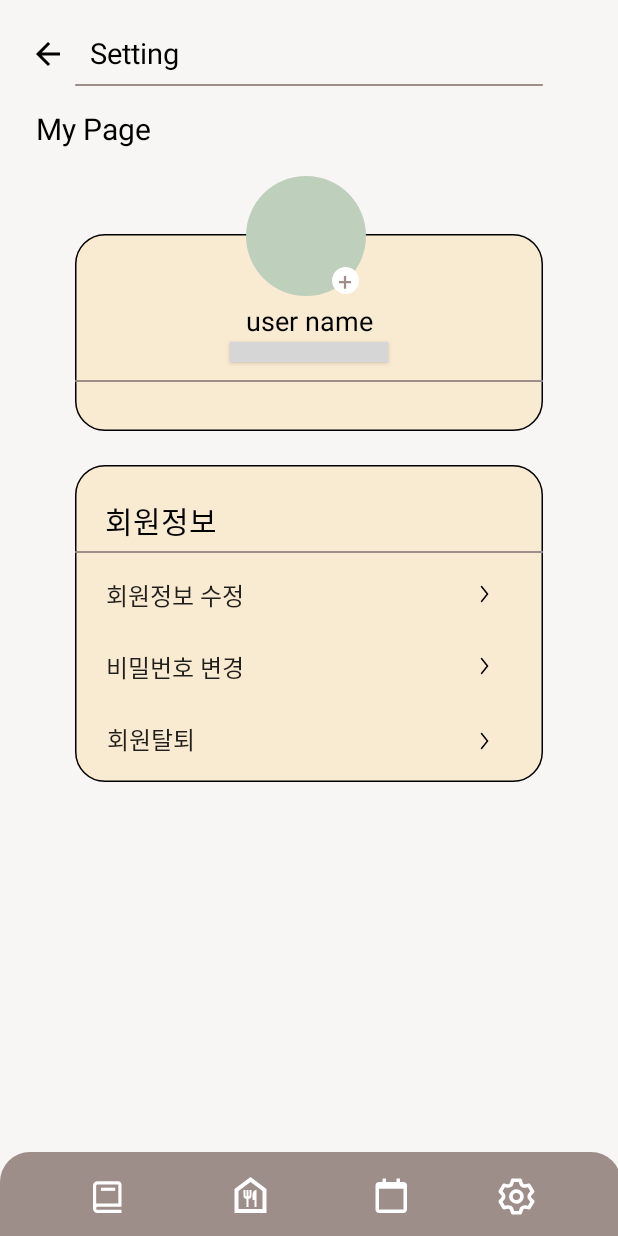
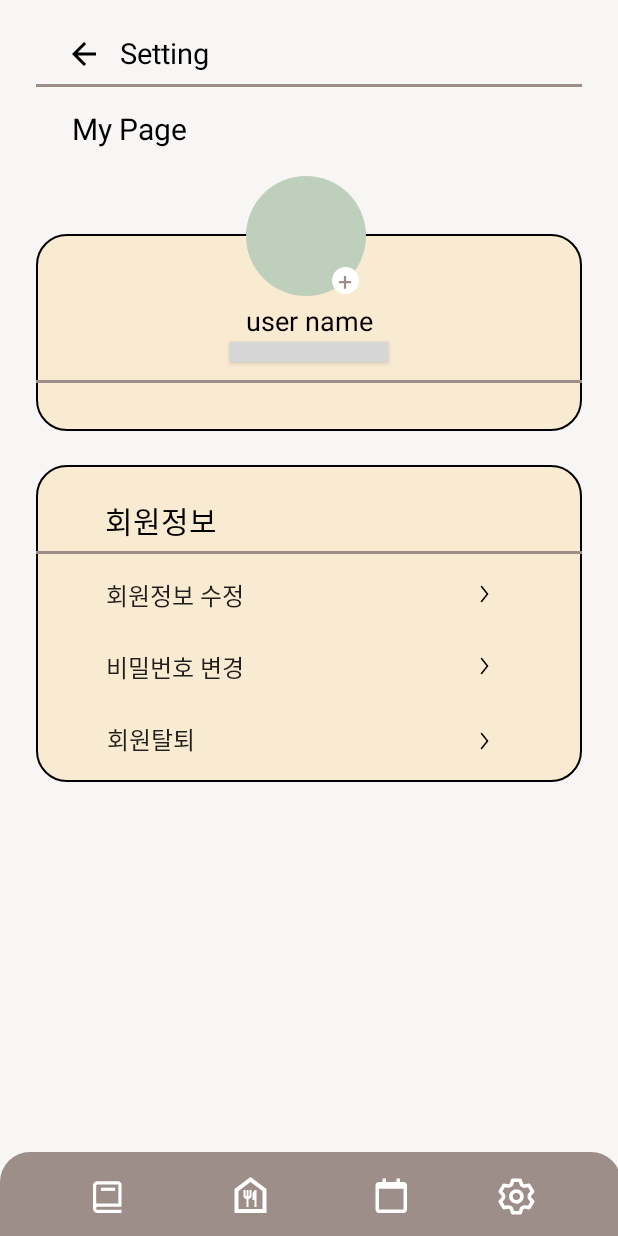
Before and after one commit to HJChuiva/VeganDiary, an Android app: the SettingActivity screen opened directly, with no data from a screen before it, on a phone screen of 412 x 824 dp. Run offline under Robolectric (Android 15) with nearby library versions, the phone set to English and light mode, and no system bars; Roboto replaces fonts that are not available here; grey boxes are pictures that could not be loaded.

Commit message:
세팅 수정

```diff
--- a/app/src/main/res/drawable/ic_line_15.xml
+++ b/app/src/main/res/drawable/ic_line_15.xml
@@ -1,10 +1,10 @@
 <vector xmlns:android="http://schemas.android.com/apk/res/android"
-    android:width="312dp"
-    android:height="1dp"
-    android:viewportWidth="312"
+    android:width="1000dp"
+    android:height="4dp"
+    android:viewportWidth="1"
     android:viewportHeight="1">
   <path
-      android:strokeWidth="1"
+      android:strokeWidth="2"
       android:pathData="M0.5,0.5L311.5,0.5"
       android:fillColor="#00000000"
       android:strokeColor="#9E8E89"
--- /dev/null
+++ b/app/src/main/res/drawable/rectangle_line.xml
@@ -0,0 +1,21 @@
+<?xml version="1.0" encoding="utf-8"?>
+<selector xmlns:android="http://schemas.android.com/apk/res/android">
+    <item>
+        <shape>
+            <corners android:topLeftRadius="20dp"
+                android:topRightRadius="20dp"
+                android:bottomLeftRadius="20dp"
+                android:bottomRightRadius="20dp"/>
+
+            <stroke
+                android:width="1dp"
+                android:color="#000000"/>
+            <gradient android:centerColor="#00000000"
+                android:endColor="@color/black"/>
+            <solid android:color="#F9EAD2"
+                />
+
+
+        </shape>
+    </item>>
+</selector>
--- a/app/src/main/res/layout/activity_setting.xml
+++ b/app/src/main/res/layout/activity_setting.xml
@@ -11,20 +11,21 @@
     <ImageView
         android:id="@+id/Back1"
         android:layout_width="match_parent"
-        android:layout_height="wrap_content"
+        android:layout_height="131dp"
         android:layout_marginStart="24dp"
         android:layout_marginTop="156dp"
         android:layout_marginEnd="24dp"
+
         app:layout_constraintEnd_toEndOf="parent"
-        app:layout_constraintHorizontal_bias="0.509"
+        app:layout_constraintHorizontal_bias="0.0"
         app:layout_constraintStart_toStartOf="parent"
         app:layout_constraintTop_toTopOf="parent"
-        app:srcCompat="@drawable/ic_rectangle_189" />
+        app:srcCompat="@drawable/rectangle_line" />
 
     <ImageView
         android:id="@+id/Back2"
         android:layout_width="match_parent"
-        android:layout_height="wrap_content"
+        android:layout_height="211dp"
         android:layout_marginStart="24dp"
         android:layout_marginTop="310dp"
         android:layout_marginEnd="24dp"
@@ -32,14 +33,15 @@
         app:layout_constraintHorizontal_bias="0.494"
         app:layout_constraintStart_toStartOf="parent"
         app:layout_constraintTop_toTopOf="parent"
-        app:srcCompat="@drawable/big_rectangle" />
+        app:srcCompat="@drawable/rectangle_line" />
 
     <ImageButton
         android:id="@+id/GoBack_Btn"
         android:layout_width="wrap_content"
         android:layout_height="wrap_content"
-        android:layout_marginStart="8dp"
+        android:layout_marginStart="32dp"
         android:layout_marginTop="14dp"
+        android:layout_marginEnd="338dp"
         android:layout_marginBottom="60dp"
         android:backgroundTint="@color/backgroud"
         android:tint="#000000"
@@ -82,7 +84,7 @@
         android:id="@+id/SettingText"
         android:layout_width="wrap_content"
         android:layout_height="wrap_content"
-        android:layout_marginStart="60dp"
+        android:layout_marginStart="80dp"
         android:layout_marginTop="22dp"
         android:fontFamily="@font/roboto"
         android:text="Setting"
@@ -95,7 +97,7 @@
         android:id="@+id/settingText"
         android:layout_width="wrap_content"
         android:layout_height="wrap_content"
-        android:layout_marginStart="24dp"
+        android:layout_marginStart="48dp"
         android:layout_marginTop="72dp"
         android:fontFamily="@font/roboto_medium"
         android:text="My Page"
@@ -120,7 +122,7 @@
     <ImageView
         android:id="@+id/Line"
         android:layout_width="match_parent"
-        android:layout_height="wrap_content"
+        android:layout_height="2dp"
         android:layout_marginStart="24dp"
         android:layout_marginTop="56dp"
         android:layout_marginEnd="24dp"
@@ -132,7 +134,7 @@
     <ImageView
         android:id="@+id/Line2"
         android:layout_width="match_parent"
-        android:layout_height="wrap_content"
+        android:layout_height="2dp"
         android:layout_marginStart="24dp"
         android:layout_marginTop="253dp"
         android:layout_marginEnd="24dp"
@@ -144,7 +146,7 @@
     <ImageView
         android:id="@+id/Line3"
         android:layout_width="match_parent"
-        android:layout_height="wrap_content"
+        android:layout_height="2dp"
         android:layout_marginStart="24dp"
         android:layout_marginTop="367dp"
         android:layout_marginEnd="24dp"
--- a/app/src/main/res/values/colors.xml
+++ b/app/src/main/res/values/colors.xml
@@ -4,7 +4,7 @@
     <color name="purple_500">#FF6200EE</color>
     <color name="purple_700">#FF3700B3</color>
     <color name="teal_200">#FF03DAC5</color>
-    <color name="backgroud">#F8F5F5</color>color>
+    <color name="backgroud">#F8F5F5</color>
     <color name="teal_700">#FF018786</color>
     <color name="black">#FF000000</color>
     <color name="white">#FFFFFFFF</color>
```
